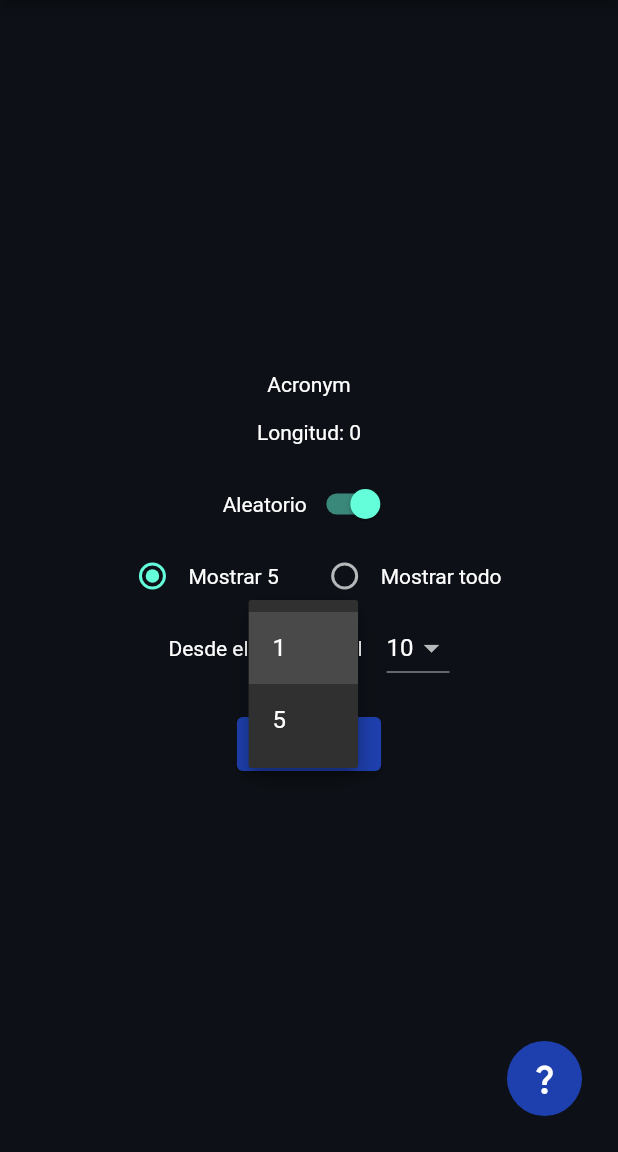
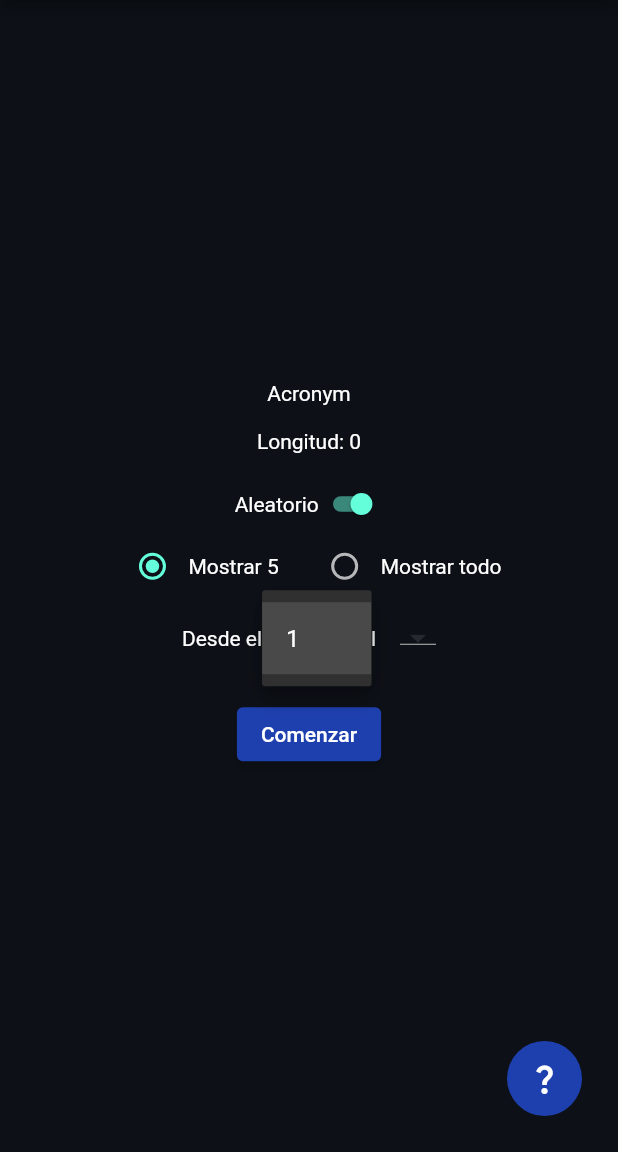
Before and after one commit to wesvm/essumin-mix-app, a Flutter app: the AcronymOptionScreen screen opened directly with empty values, after a tap on an icon or button, on a phone screen of 412 x 824 dp, the part 84-1236 px from its top. Run offline on Flutter 3.47's test engine with Material 2 defaults, Android fonts, the phone set to English and light mode, and no system bars; our stand-ins replace avatar_glow, cached_network_image, cloud_firestore, firebase_core, firebase_storage, flutter_dotenv and 3 more; missing offline and left inert: string_normalizer; accounts and stored records are empty.

Commit message:
minor fixed

```diff
--- a/lib/ui/screens/acronyms/acronym_option_screen.dart
+++ b/lib/ui/screens/acronyms/acronym_option_screen.dart
@@ -19,8 +19,8 @@ class AcronymOptionScreen extends StatefulWidget {
 class _AcronymOptionScreenState extends State<AcronymOptionScreen> {
   bool isRandom = true;
 
-  final List<int> fromOptions = [1, 5, 10, 20];
-  final List<int> toOptions = [5, 10, 15, 25, 0];
+  final List<int> fromOptions = [1];
+  final List<int> toOptions = [];
 
   int startIndex = 1;
   int endIndex = 10;
@@ -30,7 +30,15 @@ class _AcronymOptionScreenState extends State<AcronymOptionScreen> {
   @override
   void initState() {
     super.initState();
-    toOptions[toOptions.length - 1] = widget.data.length;
+    _generateOptions();
+  }
+
+  void _generateOptions() {
+    for (int i = 10; i < widget.data.length; i += 10) {
+      fromOptions.add(i);
+      toOptions.add(i);
+    }
+    toOptions.add(widget.data.length);
   }
 
   @override
--- a/lib/ui/screens/app_info_screen.dart
+++ b/lib/ui/screens/app_info_screen.dart
@@ -22,6 +22,7 @@ class AppInfo extends StatelessWidget {
             const Text(
               'essumin app - practica siglas y simbologias.',
               style: TextStyle(fontSize: 16),
+              textAlign: TextAlign.center,
             ),
             const SizedBox(height: 20),
             const Text(
--- a/lib/ui/themes/custom_switch.dart
+++ b/lib/ui/themes/custom_switch.dart
@@ -18,9 +18,15 @@ class CustomSwitch extends StatelessWidget {
       mainAxisAlignment: MainAxisAlignment.center,
       children: [
         Text(label),
-        Switch(
-          value: value,
-          onChanged: onChanged,
+        SizedBox(
+          height: 35,
+          child: FittedBox(
+            fit: BoxFit.fill,
+            child: Switch(
+              value: value,
+              onChanged: onChanged,
+            ),
+          ),
         ),
       ],
     );
--- a/lib/ui/widgets/sigla/start_popup.dart
+++ b/lib/ui/widgets/sigla/start_popup.dart
@@ -31,7 +31,7 @@ class SiglaStartPopup extends StatelessWidget {
             Column(
               children: siglasData.keys.map((category) {
                 return Padding(
-                  padding: const EdgeInsets.symmetric(vertical: 8.0),
+                  padding: const EdgeInsets.symmetric(vertical: 4.0),
                   child: ElevatedButton(
                     onPressed: () {
                       Navigator.pop(context);
@@ -40,6 +40,9 @@ class SiglaStartPopup extends StatelessWidget {
                         'options': siglasData[category],
                       });
                     },
+                    style: ElevatedButton.styleFrom(
+                      fixedSize: const Size(150, 30),
+                    ),
                     child: Text(
                         '${category[0].toUpperCase()}${category.substring(1)}'),
                   ),
```
Also changed, not shown: assets/data/siglas/siglas.json (+12 -0 lines), lib/ui/screens/acronyms/acronyms_screen.dart (+9 -14 lines), lib/ui/screens/rigger/riggers_quiz_screen.dart (+7 -18 lines), lib/ui/screens/rigger/riggers_screen.dart (+8 -6 lines), lib/ui/screens/siglas/sigla_selected_screen.dart (+11 -3 lines), lib/ui/screens/siglas/siglas_screen.dart (+11 -15 lines), lib/ui/screens/siglas/siglas_tts_screen.dart (+7 -19 lines), lib/ui/screens/simbologia/simbologias_quiz_screen.dart (+7 -18 lines), lib/ui/screens/simbologia/simbologias_screen.dart (+9 -5 lines), 1 other file.
